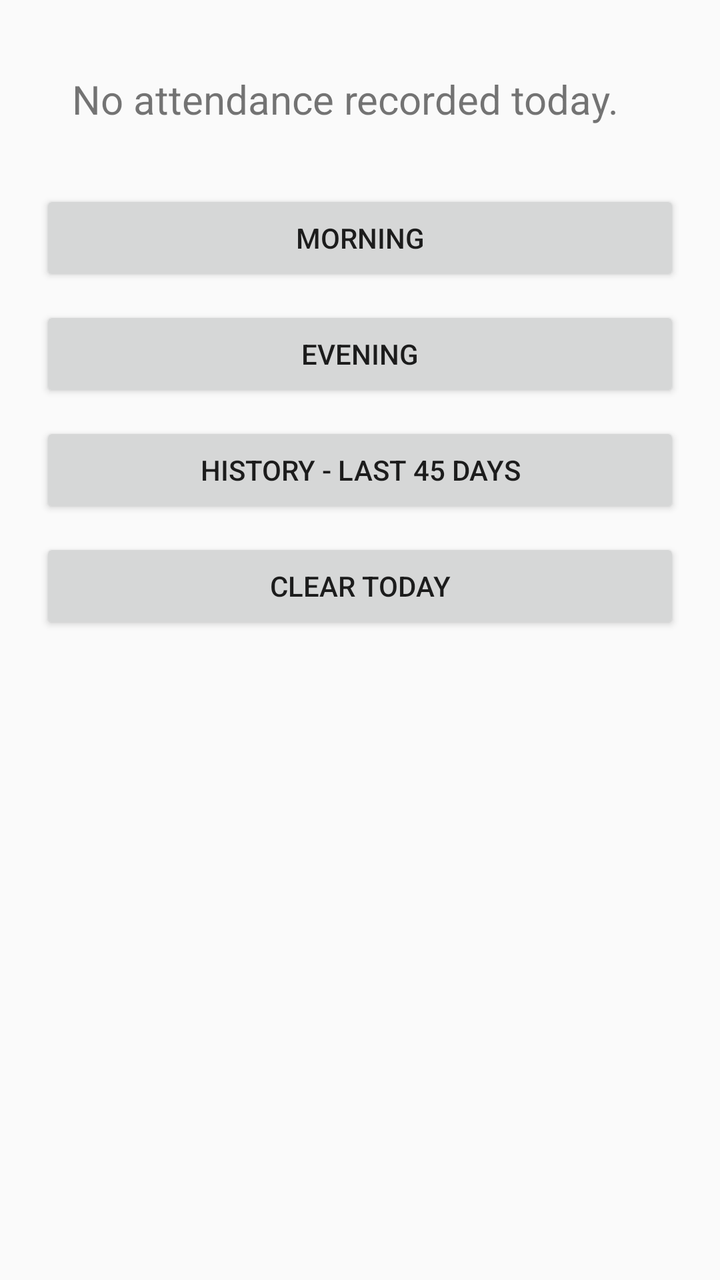
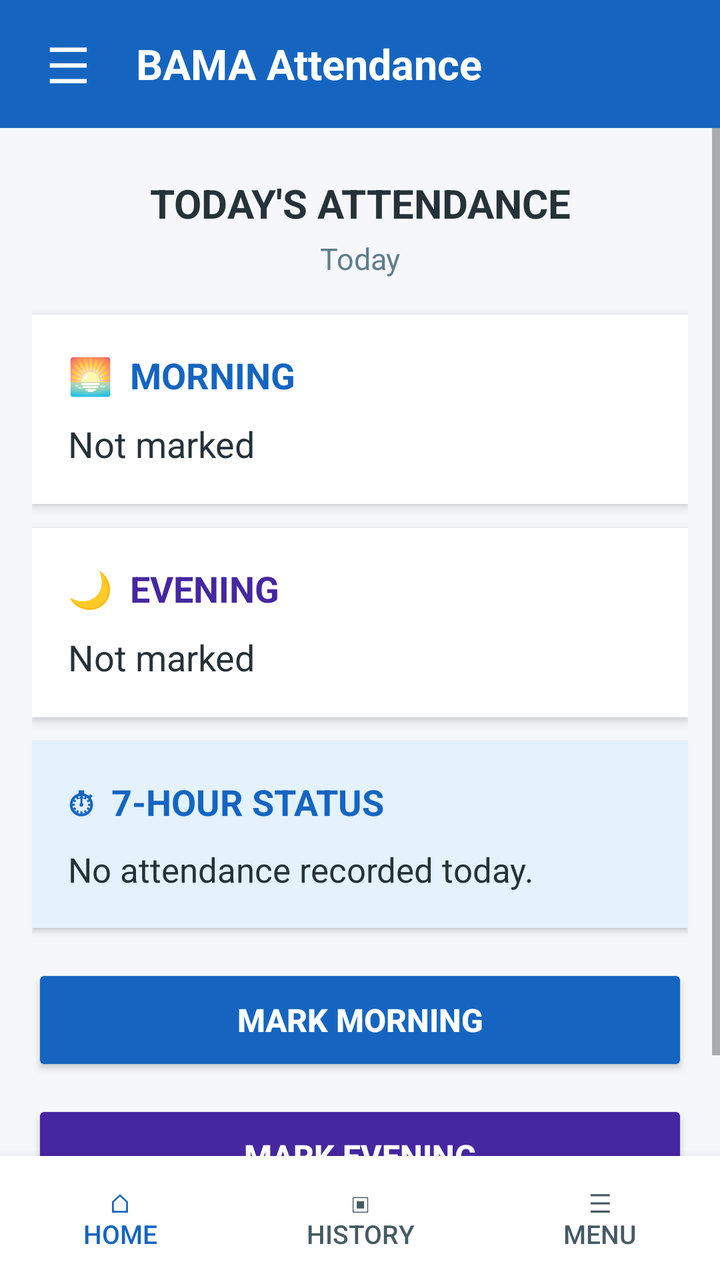

Screens rendered from an Android XML layout before and after an edit, with the pre-edit source and the edit as a unified diff.
<!-- AndroidManifest.xml: application theme android:Theme.Material.Light.NoActionBar -->
<!-- res/layout/activity_main.xml -->
<?xml version="1.0" encoding="utf-8"?>
<ScrollView xmlns:android="http://schemas.android.com/apk/res/android"
    android:layout_width="match_parent"
    android:layout_height="match_parent">

    <LinearLayout
        android:layout_width="match_parent"
        android:layout_height="wrap_content"
        android:orientation="vertical"
        android:padding="20dp">

        <TextView
            android:id="@+id/statusText"
            android:layout_width="match_parent"
            android:layout_height="wrap_content"
            android:text="No attendance recorded today."
            android:textSize="20sp"
            android:padding="16dp"
            android:layout_marginBottom="16dp" />

        <Button
            android:id="@+id/morningButton"
            android:layout_width="match_parent"
            android:layout_height="wrap_content"
            android:text="MORNING"
            android:layout_marginBottom="10dp" />

        <Button
            android:id="@+id/eveningButton"
            android:layout_width="match_parent"
            android:layout_height="wrap_content"
            android:text="EVENING"
            android:layout_marginBottom="10dp" />

        <Button
            android:id="@+id/historyButton"
            android:layout_width="match_parent"
            android:layout_height="wrap_content"
            android:text="HISTORY - LAST 45 DAYS"
            android:layout_marginBottom="10dp" />

        <Button
            android:id="@+id/clearButton"
            android:layout_width="match_parent"
            android:layout_height="wrap_content"
            android:text="CLEAR TODAY" />

    </LinearLayout>
</ScrollView>
<!-- resources referenced by this layout -->
<resources>

</resources>

<!-- the commit's change to res/layout/activity_main.xml (unified diff, before → after) -->
@@ -1,49 +1,273 @@
 <?xml version="1.0" encoding="utf-8"?>
-<ScrollView xmlns:android="http://schemas.android.com/apk/res/android"
+<LinearLayout
+    xmlns:android="http://schemas.android.com/apk/res/android"
     android:layout_width="match_parent"
-    android:layout_height="match_parent">
+    android:layout_height="match_parent"
+    android:orientation="vertical"
+    android:background="#F5F7FA">
+
+    
+    
+    
 
     <LinearLayout
         android:layout_width="match_parent"
-        android:layout_height="wrap_content"
-        android:orientation="vertical"
-        android:padding="20dp">
+        android:layout_height="64dp"
+        android:orientation="horizontal"
+        android:gravity="center_vertical"
+        android:paddingStart="8dp"
+        android:paddingEnd="12dp"
+        android:background="#1565C0">
+
+        <Button
+            android:id="@+id/menuButton"
+            android:layout_width="52dp"
+            android:layout_height="52dp"
+            android:text="☰"
+            android:textSize="25sp"
+            android:textColor="#FFFFFF"
+            android:background="@android:color/transparent"
+            android:minWidth="0dp"
+            android:minHeight="0dp"
+            android:padding="0dp" />
 
         <TextView
-            android:id="@+id/statusText"
+            android:layout_width="0dp"
+            android:layout_height="wrap_content"
+            android:layout_weight="1"
+            android:text="BAMA Attendance"
+            android:textColor="#FFFFFF"
+            android:textSize="21sp"
+            android:textStyle="bold"
+            android:gravity="center_vertical"
+            android:paddingStart="8dp" />
+
+    </LinearLayout>
+
+
+    
+    
+    
+
+    <ScrollView
+        android:layout_width="match_parent"
+        android:layout_height="0dp"
+        android:layout_weight="1"
+        android:fillViewport="true">
+
+        <LinearLayout
             android:layout_width="match_parent"
             android:layout_height="wrap_content"
-            android:text="No attendance recorded today."
-            android:textSize="20sp"
-            android:padding="16dp"
-            android:layout_marginBottom="16dp" />
-
-        <Button
-            android:id="@+id/morningButton"
-            android:layout_width="match_parent"
-            android:layout_height="wrap_content"
-            android:text="MORNING"
-            android:layout_marginBottom="10dp" />
-
-        <Button
-            android:id="@+id/eveningButton"
-            android:layout_width="match_parent"
-            android:layout_height="wrap_content"
-            android:text="EVENING"
-            android:layout_marginBottom="10dp" />
+            android:orientation="vertical"
+            android:padding="16dp">
+
+            
+
+            <TextView
+                android:layout_width="match_parent"
+                android:layout_height="wrap_content"
+                android:text="TODAY'S ATTENDANCE"
+                android:textSize="20sp"
+                android:textStyle="bold"
+                android:textColor="#263238"
+                android:gravity="center"
+                android:layout_marginTop="8dp" />
+
+            <TextView
+                android:id="@+id/dateText"
+                android:layout_width="match_parent"
+                android:layout_height="wrap_content"
+                android:text="Today"
+                android:textSize="15sp"
+                android:textColor="#607D8B"
+                android:gravity="center"
+                android:layout_marginTop="4dp"
+                android:layout_marginBottom="18dp" />
+
+
+            
+            
+            
+
+            <LinearLayout
+                android:layout_width="match_parent"
+                android:layout_height="wrap_content"
+                android:orientation="vertical"
+                android:padding="18dp"
+                android:background="#FFFFFF"
+                android:elevation="3dp"
+                android:layout_marginBottom="12dp">
+
+                <TextView
+                    android:layout_width="match_parent"
+                    android:layout_height="wrap_content"
+                    android:text="🌅  MORNING"
+                    android:textSize="18sp"
+                    android:textStyle="bold"
+                    android:textColor="#1565C0" />
+
+                <TextView
+                    android:id="@+id/morningStatusText"
+                    android:layout_width="match_parent"
+                    android:layout_height="wrap_content"
+                    android:text="Not marked"
+                    android:textSize="18sp"
+                    android:textColor="#263238"
+                    android:layout_marginTop="10dp" />
+
+            </LinearLayout>
+
+
+            
+            
+            
+
+            <LinearLayout
+                android:layout_width="match_parent"
+                android:layout_height="wrap_content"
+                android:orientation="vertical"
+                android:padding="18dp"
+                android:background="#FFFFFF"
+                android:elevation="3dp"
+                android:layout_marginBottom="12dp">
+
+                <TextView
+                    android:layout_width="match_parent"
+                    android:layout_height="wrap_content"
+                    android:text="🌙  EVENING"
+                    android:textSize="18sp"
+                    android:textStyle="bold"
+                    android:textColor="#4527A0" />
+
+                <TextView
+                    android:id="@+id/eveningStatusText"
+                    android:layout_width="match_parent"
+                    android:layout_height="wrap_content"
+                    android:text="Not marked"
+                    android:textSize="18sp"
+                    android:textColor="#263238"
+                    android:layout_marginTop="10dp" />
+
+            </LinearLayout>
+
+
+            
+            
+            
+
+            <LinearLayout
+                android:layout_width="match_parent"
+                android:layout_height="wrap_content"
+                android:orientation="vertical"
+                android:padding="18dp"
+                android:background="#E3F2FD"
+                android:elevation="2dp"
+                android:layout_marginBottom="18dp">
+
+                <TextView
+                    android:layout_width="match_parent"
+                    android:layout_height="wrap_content"
+                    android:text="⏱  7-HOUR STATUS"
+                    android:textSize="18sp"
+                    android:textStyle="bold"
+                    android:textColor="#1565C0" />
+
+                <TextView
+                    android:id="@+id/statusText"
+                    android:layout_width="match_parent"
+                    android:layout_height="wrap_content"
+                    android:text="No attendance recorded today."
+                    android:textSize="17sp"
+                    android:textColor="#263238"
+                    android:layout_marginTop="10dp" />
+
+            </LinearLayout>
+
+
+            
+            
+            
+
+            <Button
+                android:id="@+id/morningButton"
+                android:layout_width="match_parent"
+                android:layout_height="56dp"
+                android:text="MARK MORNING"
+                android:textSize="16sp"
+                android:textStyle="bold"
+                android:textColor="#FFFFFF"
+                android:backgroundTint="#1565C0"
+                android:layout_marginBottom="12dp" />
+
+
+            
+            
+            
+
+            <Button
+                android:id="@+id/eveningButton"
+                android:layout_width="match_parent"
+                android:layout_height="56dp"
+                android:text="MARK EVENING"
+                android:textSize="16sp"
+                android:textStyle="bold"
+                android:textColor="#FFFFFF"
+                android:backgroundTint="#4527A0"
+                android:layout_marginBottom="12dp" />
+
+        </LinearLayout>
+
+    </ScrollView>
+
+
+    
+    
+    
+
+    <LinearLayout
+        android:layout_width="match_parent"
+        android:layout_height="62dp"
+        android:orientation="horizontal"
+        android:gravity="center"
+        android:background="#FFFFFF"
+        android:elevation="8dp">
+
+        <Button
+            android:id="@+id/homeButton"
+            android:layout_width="0dp"
+            android:layout_height="match_parent"
+            android:layout_weight="1"
+            android:text="⌂\nHome"
+            android:textSize="13sp"
+            android:textColor="#1565C0"
+            android:background="@android:color/transparent"
+            android:minWidth="0dp"
+            android:minHeight="0dp" />
 
         <Button
             android:id="@+id/historyButton"
-            android:layout_width="match_parent"
-            android:layout_height="wrap_content"
-            android:text="HISTORY - LAST 45 DAYS"
-            android:layout_marginBottom="10dp" />
-
-        <Button
-            android:id="@+id/clearButton"
-            android:layout_width="match_parent"
-            android:layout_height="wrap_content"
-            android:text="CLEAR TODAY" />
+            android:layout_width="0dp"
+            android:layout_height="match_parent"
+            android:layout_weight="1"
+            android:text="▣\nHistory"
+            android:textSize="13sp"
+            android:textColor="#455A64"
+            android:background="@android:color/transparent"
+            android:minWidth="0dp"
+            android:minHeight="0dp" />
+
+        <Button
+            android:id="@+id/menuBottomButton"
+            android:layout_width="0dp"
+            android:layout_height="match_parent"
+            android:layout_weight="1"
+            android:text="☰\nMenu"
+            android:textSize="13sp"
+            android:textColor="#455A64"
+            android:background="@android:color/transparent"
+            android:minWidth="0dp"
+            android:minHeight="0dp" />
 
     </LinearLayout>
-</ScrollView>
+
+</LinearLayout>
